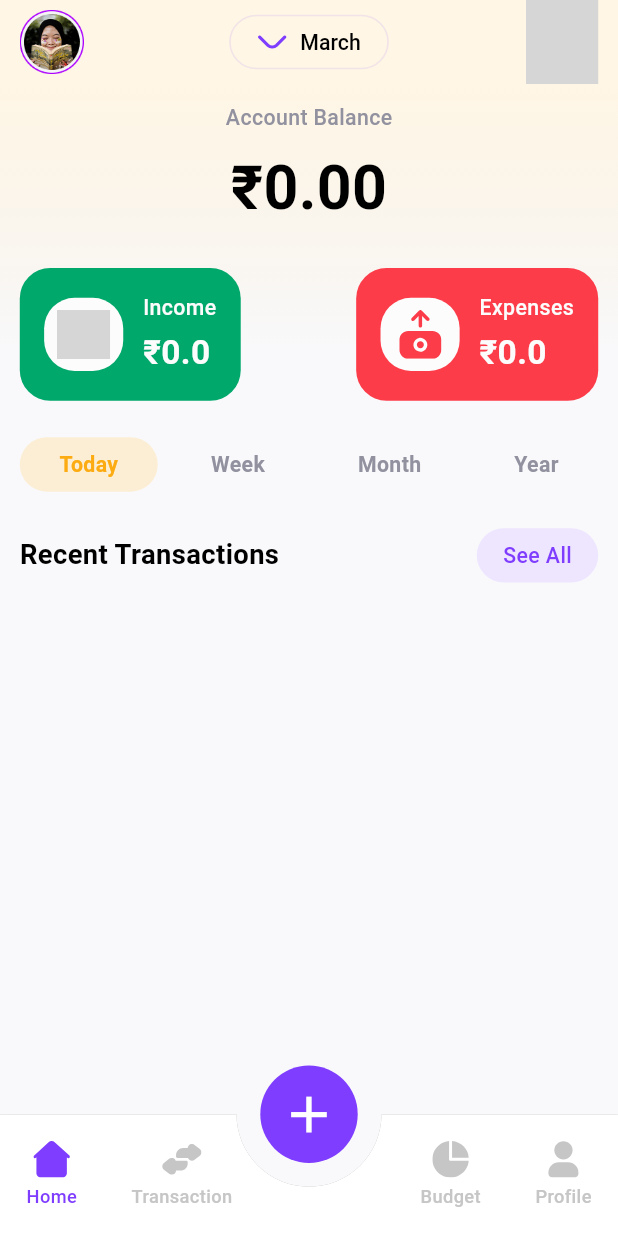
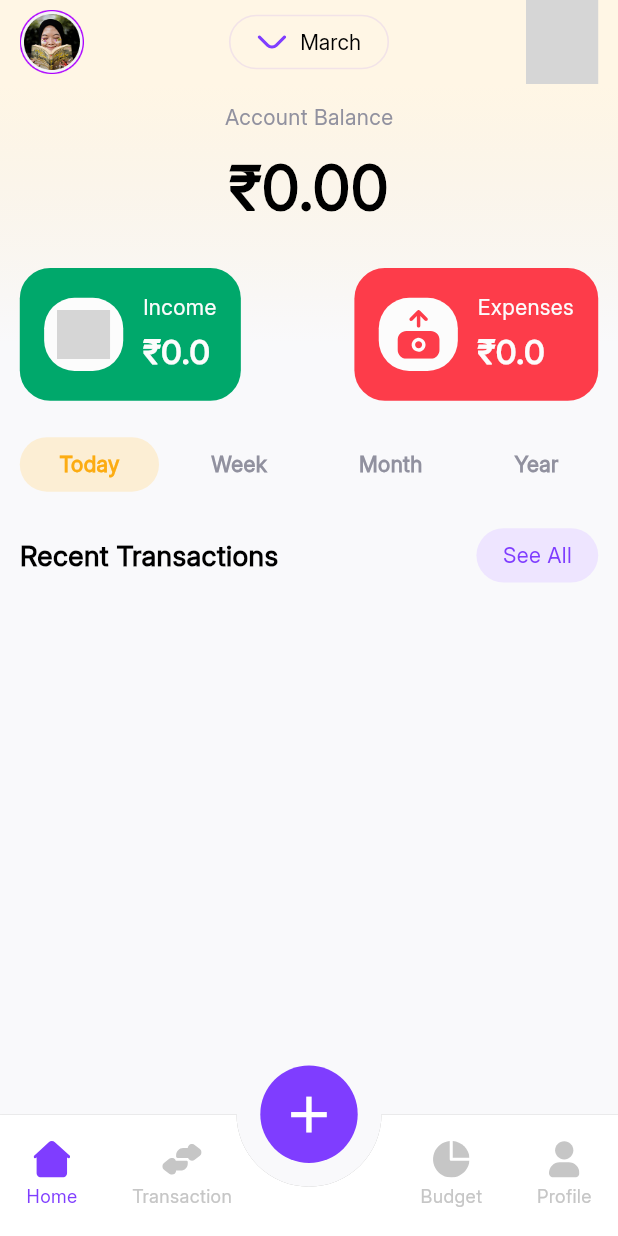
Before and after one commit to AnmolSaini28/CipherSchools-Flutter-Assignment, a Flutter app: the HomeScreen screen opened by its route, on a phone screen of 412 x 824 dp. Run offline on Flutter 3.47's test engine with Material 3 defaults, Android fonts, the light colour scheme and no system bars; our stand-ins replace firebase_auth, firebase_core, flutter_screenutil, flutter_svg, go_router, google_sign_in and 2 more; accounts and stored records are empty; grey boxes are pictures that could not be loaded.

Commit message:
Fonts Changed

```diff
--- a/lib/main.dart
+++ b/lib/main.dart
@@ -27,7 +27,7 @@ class MyApp extends StatelessWidget {
           title: 'Flutter Demo',
           debugShowCheckedModeBanner: false,
           theme: ThemeData(
-            colorScheme: ColorScheme.fromSeed(seedColor: Colors.deepPurple),
+            fontFamily: 'Inter',
             useMaterial3: true,
           ),
           routerConfig: AppRouter.router,
--- a/lib/view/home/home_screen.dart
+++ b/lib/view/home/home_screen.dart
@@ -289,7 +289,7 @@ class _HomeScreenState extends State<HomeScreen> {
                   ),
                 ],
               ),
-              SizedBox(height: 24.h),
+              SizedBox(height: 12.h),
               Column(
                 children: recentTransactions
                     .map(
```
Also changed, not shown: pubspec.yaml (+23 -11 lines), assets/fonts/Inter-Regular.ttf (added).
